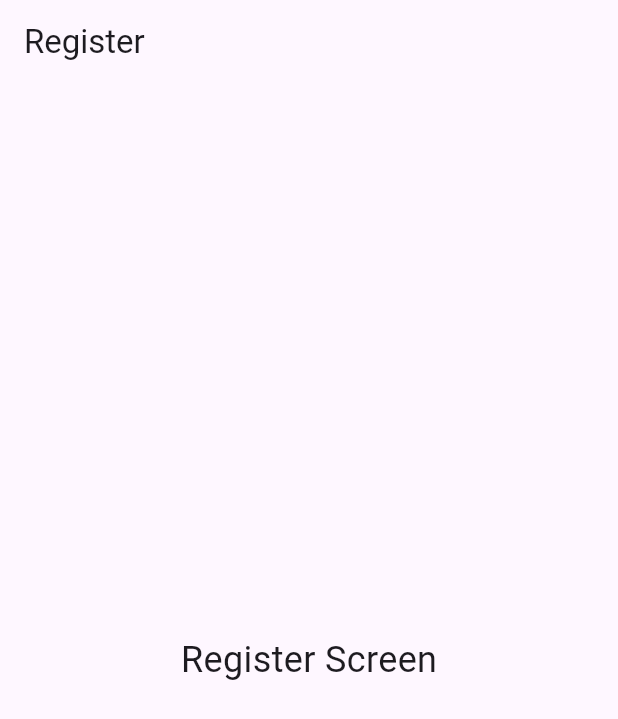
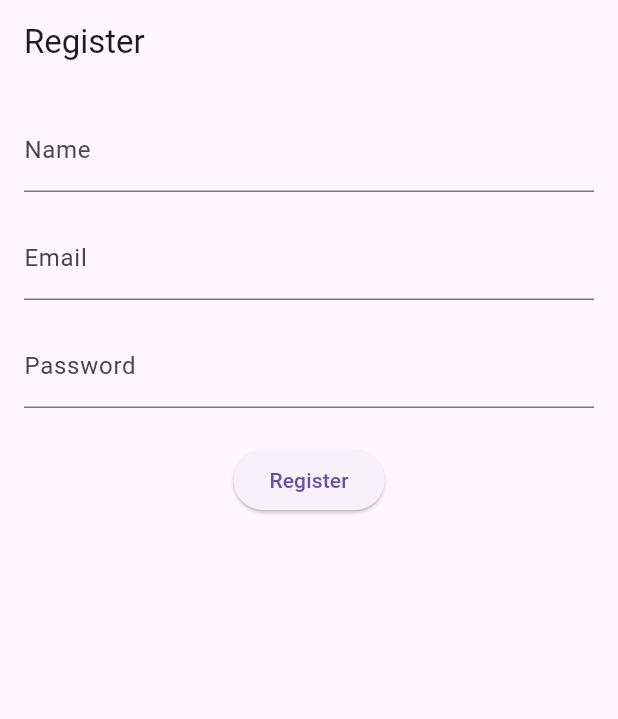
Before and after one commit to Fundspay/ticketmaster, a Flutter app: the RegisterScreen screen opened by its route, on a phone screen of 412 x 824 dp. Shown: the top 719 px of the screen. Run offline on Flutter 3.47's test engine with Material 3 defaults, Android fonts, the phone set to English and light mode, and no system bars; our stand-ins replace flutter_riverpod, go_router, riverpod_annotation; generated files the repository leaves out were written again.

Commit message:
feat: registration. Added controller, repository, model, and screen

```diff
--- a/lib/src/features/auth/application/auth_controller.dart
+++ b/lib/src/features/auth/application/auth_controller.dart
@@ -2,26 +2,31 @@ import 'package:flutter_riverpod/flutter_riverpod.dart';
 import 'package:riverpod_annotation/riverpod_annotation.dart';
 import '../data/auth_repository.dart';
 import '../domain/models/user_model.dart';
+import '../domain/models/registration_model.dart';
 
 class AuthState {
   final bool isLoading;
   final UserModel? user;
+  final RegistrationModel? registration;
   final String? error;
 
   AuthState({
     this.isLoading = false,
     this.user,
+    this.registration,
     this.error,
   });
 
   AuthState copyWith({
     bool? isLoading,
     UserModel? user,
+    RegistrationModel? registration,
     String? error,
   }) {
     return AuthState(
       isLoading: isLoading ?? this.isLoading,
       user: user ?? this.user,
+      registration: registration ?? this.registration,
       error: error ?? this.error,
     );
   }
@@ -44,9 +49,26 @@ class AuthController extends StateNotifier<AuthState> {
       state = state.copyWith(isLoading: false, error: e.toString());
     }
   }
+
+  Future<void> register({
+    required String name,
+    required String email,
+    required String password,
+  }) async {
+    try {
+      state = state.copyWith(isLoading: true, error: null);
+      final registration = await authRepository.register(
+        name: name,
+        email: email,
+        password: password,
+      );
+      state = state.copyWith(isLoading: false, registration: registration);
+    } catch (e) {
+      state = state.copyWith(isLoading: false, error: e.toString());
+    }
+  }
 }
 
-// Create a Riverpod provider for the AuthController:
 final authControllerProvider =
     StateNotifierProvider<AuthController, AuthState>((ref) {
   final repo = ref.watch(authRepositoryProvider).maybeWhen(
--- a/lib/src/features/auth/data/auth_repository.dart
+++ b/lib/src/features/auth/data/auth_repository.dart
@@ -3,6 +3,7 @@ import 'package:flutter/material.dart';
 import 'package:http/http.dart' as http;
 import 'package:riverpod_annotation/riverpod_annotation.dart';
 import '../domain/models/user_model.dart';
+import '../domain/models/registration_model.dart';
 
 part 'auth_repository.g.dart';
 
@@ -23,14 +24,41 @@ class AuthRepository {
       }),
     );
 
-    debugPrint("API Response: ${response.body}");
+    debugPrint("Login API Response: ${response.body}");
 
     if (response.statusCode == 200) {
       final Map<String, dynamic> jsonResponse = jsonDecode(response.body);
-      debugPrint("Parsed JSON: $jsonResponse");
+      debugPrint("Parsed Login JSON: $jsonResponse");
       return UserModel.fromJson(jsonResponse);
     } else {
       throw Exception("Login failed: ${response.body}");
+    }
+  }
+
+  Future<RegistrationModel> register({
+    required String name,
+    required String email,
+    required String password,
+  }) async {
+    final url = Uri.parse("$baseUrl/register");
+    final response = await http.post(
+      url,
+      headers: {"Content-Type": "application/json"},
+      body: jsonEncode({
+        "name": name,
+        "email": email,
+        "password": password,
+      }),
+    );
+
+    debugPrint("Register API Response: ${response.body}");
+
+    if (response.statusCode == 200) {
+      final Map<String, dynamic> jsonResponse = jsonDecode(response.body);
+      debugPrint("Parsed Register JSON: $jsonResponse");
+      return RegistrationModel.fromJson(jsonResponse);
+    } else {
+      throw Exception("Registration failed: ${response.body}");
     }
   }
 }
--- a/lib/src/features/auth/presentation/register_screen.dart
+++ b/lib/src/features/auth/presentation/register_screen.dart
@@ -1,5 +1,7 @@
 import 'package:flutter/material.dart';
 import 'package:flutter_riverpod/flutter_riverpod.dart';
+import 'package:go_router/go_router.dart';
+import '../application/auth_controller.dart';
 
 class RegisterScreen extends ConsumerStatefulWidget {
   const RegisterScreen({Key? key}) : super(key: key);
@@ -9,14 +11,62 @@ class RegisterScreen extends ConsumerStatefulWidget {
 }
 
 class _RegisterScreenState extends ConsumerState<RegisterScreen> {
+  final _nameController = TextEditingController();
+  final _emailController = TextEditingController();
+  final _passwordController = TextEditingController();
+
+  void _register() async {
+    final name = _nameController.text.trim();
+    final email = _emailController.text.trim();
+    final password = _passwordController.text;
+    await ref.read(authControllerProvider.notifier).register(
+          name: name,
+          email: email,
+          password: password,
+        );
+    final authState = ref.read(authControllerProvider);
+    if (authState.registration != null) {
+      // Navigate to home screen after successful registration.
+      context.go('/home');
+    } else if (authState.error != null) {
+      ScaffoldMessenger.of(context).showSnackBar(
+        SnackBar(content: Text("Registration failed: ${authState.error}")),
+      );
+    }
+  }
+
   @override
   Widget build(BuildContext context) {
+    final authState = ref.watch(authControllerProvider);
     return Scaffold(
       appBar: AppBar(title: const Text('Register')),
-      body: const Center(
-        child: Text(
-          'Register Screen',
-          style: TextStyle(fontSize: 24),
+      body: Padding(
+        padding: const EdgeInsets.all(16.0),
+        child: Column(
+          children: [
+            TextField(
+              controller: _nameController,
+              decoration: const InputDecoration(labelText: 'Name'),
+            ),
+            const SizedBox(height: 16),
+            TextField(
+              controller: _emailController,
+              decoration: const InputDecoration(labelText: 'Email'),
+            ),
+            const SizedBox(height: 16),
+            TextField(
+              controller: _passwordController,
+              decoration: const InputDecoration(labelText: 'Password'),
+              obscureText: true,
+            ),
+            const SizedBox(height: 24),
+            authState.isLoading
+                ? const CircularProgressIndicator()
+                : ElevatedButton(
+                    onPressed: _register,
+                    child: const Text('Register'),
+                  ),
+          ],
         ),
       ),
     );
```
Also changed, not shown: lib/src/features/auth/domain/models/registration_model.dart (added, +19 -0 lines), lib/src/features/auth/domain/models/registration_model.g.dart (added).
